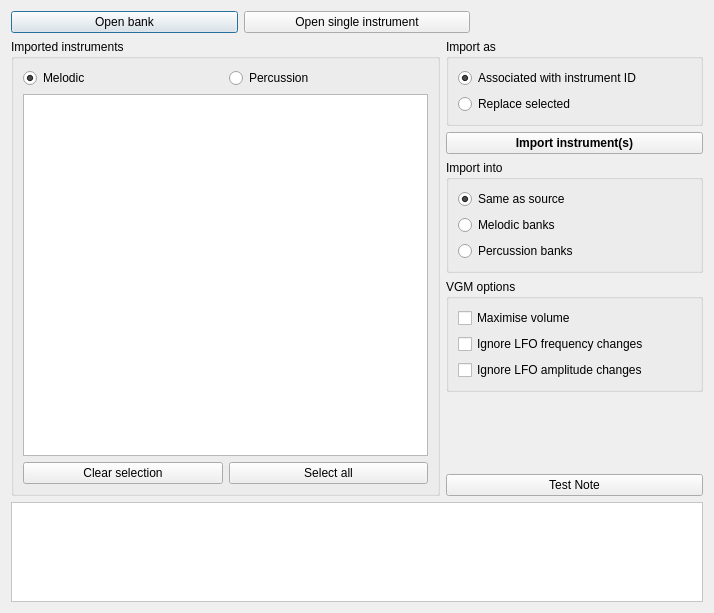
Old version of the form src/importer.ui in the repository Wohlstand/OPN2BankEditor.
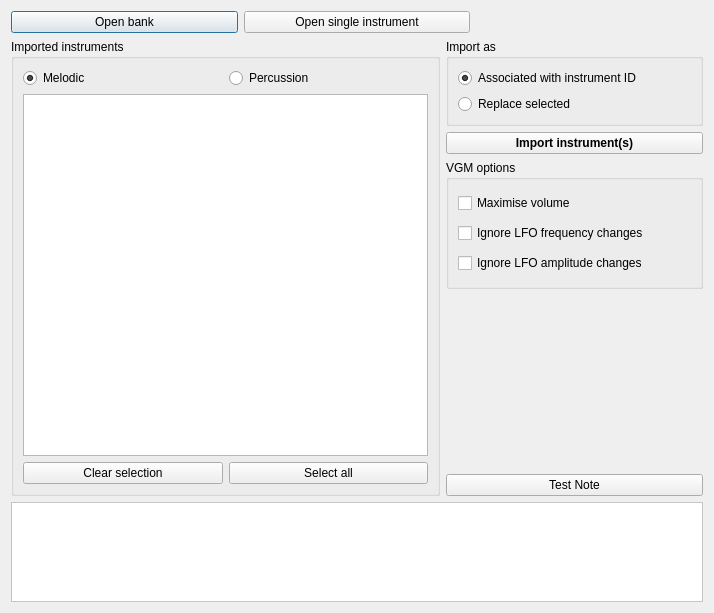
New version of the form. The open tabs and pages were chosen to show the change. Custom widgets are drawn as their Qt base class.

```diff
--- a/src/importer.ui
+++ b/src/importer.ui
@@ -213,9 +213,20 @@
             </item>
            </layout>
           </widget>
-          <widget class="QWidget" name="pageReplace"/>
-         </widget>
-        </item>
+          <widget class="QWidget" name="pageVGM">
+           <layout class="QVBoxLayout" name="verticalLayout_6">
+            <property name="leftMargin">
+             <number>0</number>
+            </property>
+            <property name="topMargin">
+             <number>0</number>
+            </property>
+            <property name="rightMargin">
+             <number>0</number>
+            </property>
+            <property name="bottomMargin">
+             <number>0</number>
+            </property>
         <item>
          <widget class="QGroupBox" name="vgmOptions">
           <property name="title">
@@ -253,6 +264,11 @@
             </widget>
            </item>
           </layout>
+             </widget>
+            </item>
+           </layout>
+          </widget>
+          <widget class="QWidget" name="pageReplace"/>
          </widget>
         </item>
         <item>
```
Left out of the diff: 3 changed lines with no effect on the pictures. Lines whose indentation alone changed are shown as unchanged.
